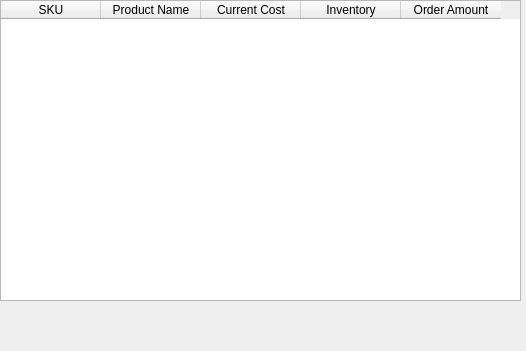
Qt form orderview.ui (pjpassero/StoreManager) before a commit.
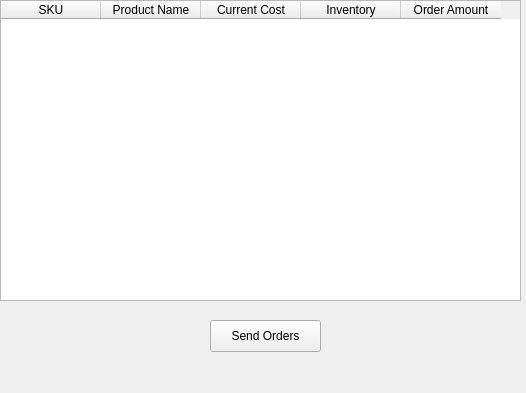
The same form after that commit.

```diff
--- a/orderview.ui
+++ b/orderview.ui
@@ -7,7 +7,7 @@
     <x>0</x>
     <y>0</y>
     <width>526</width>
-    <height>351</height>
+    <height>393</height>
    </rect>
   </property>
   <property name="windowTitle">
@@ -48,6 +48,19 @@
     </property>
    </column>
   </widget>
+  <widget class="QPushButton" name="send">
+   <property name="geometry">
+    <rect>
+     <x>210</x>
+     <y>320</y>
+     <width>111</width>
+     <height>32</height>
+    </rect>
+   </property>
+   <property name="text">
+    <string>Send Orders</string>
+   </property>
+  </widget>
  </widget>
  <resources/>
  <connections/>
```
